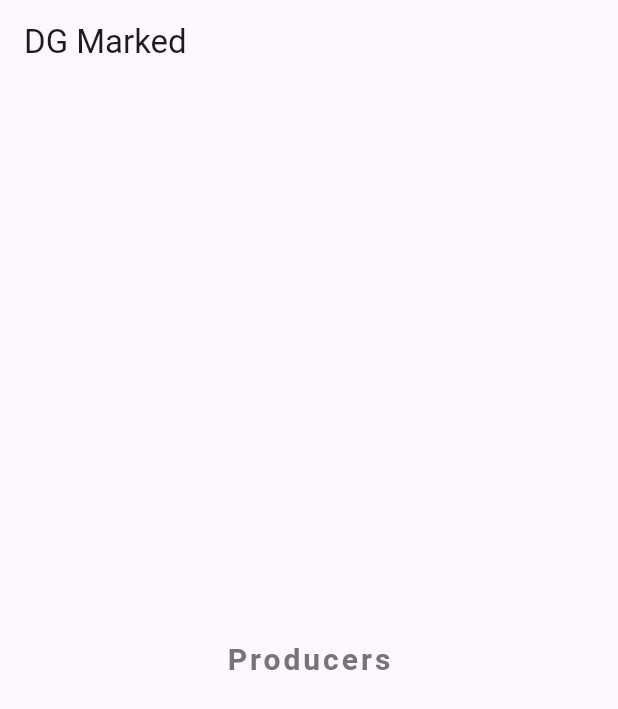
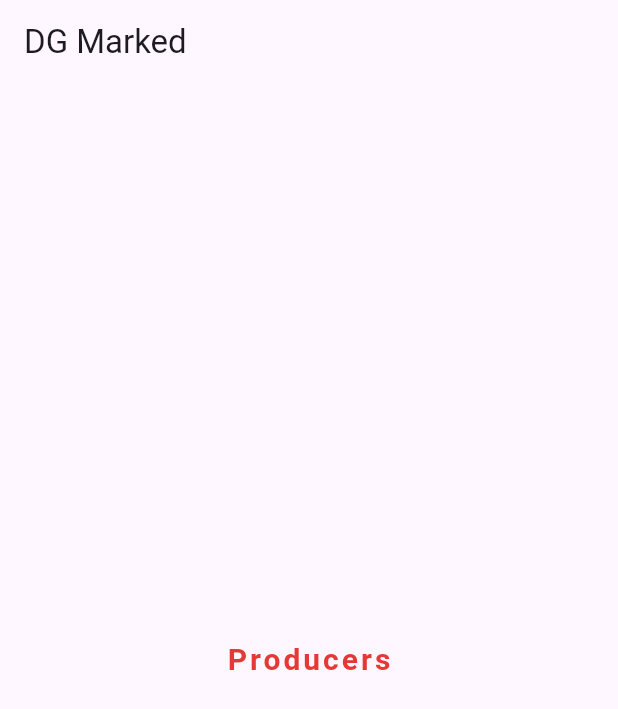
Before and after one commit to Dressen123/Discgolf-App, a Flutter app: the screen it shows after launch, on a phone screen of 412 x 824 dp. Shown: the top 709 px of the screen. Run offline on Flutter 3.47's test engine with Material 3 defaults, Android fonts, the light colour scheme and no system bars.

Commit message:
changed font color

```diff
--- a/dg_marketplace/lib/main.dart
+++ b/dg_marketplace/lib/main.dart
@@ -22,7 +22,7 @@
                 fontSize: 20.0,
                 fontWeight: FontWeight.bold,
                 letterSpacing: 2.0,
-                color: Colors.grey[600]),
+                color: Colors.red[600]),
           ),
         ),
       ),
```
